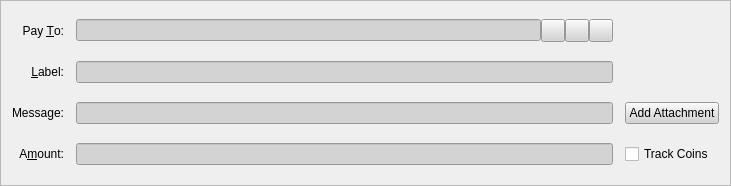
Before: the Qt Designer form src/qt/forms/sendcoinsentry.ui in gridcoin-community/Gridcoin-Research, drawn with Qt 5.
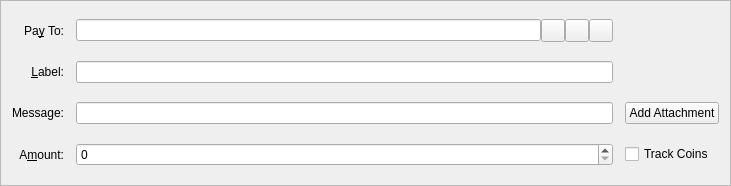
After: the same form once the commit is applied. Icons and pictures are not drawn. Custom widgets are drawn as their Qt base class.

The edit to the form file:
```diff
--- a/src/qt/forms/sendcoinsentry.ui
+++ b/src/qt/forms/sendcoinsentry.ui
@@ -13,13 +13,6 @@
   <property name="windowTitle">
    <string>Form</string>
   </property>
-  <property name="styleSheet">
-   <string notr="true">QWidget{color:rgb(0,0,0);}
-QPushButton{background-color: lightgray;}
-QToolButton{background-color: lightgray;}
-QLineEdit{background-color: lightgray;}
-QToolTip { color: black; background-color: lightgray; border: none;}</string>
-  </property>
   <property name="frameShape">
    <enum>QFrame::StyledPanel</enum>
   </property>
@@ -31,11 +24,7 @@
     <number>12</number>
    </property>
    <item row="6" column="1">
-    <widget class="BitcoinAmountField" name="payAmount">
-     <property name="styleSheet">
-      <string notr="true">background-color: lightgray;</string>
-     </property>
-    </widget>
+    <widget class="BitcoinAmountField" name="payAmount"/>
    </item>
    <item row="4" column="0">
     <widget class="QLabel" name="label_4">
@@ -70,7 +59,7 @@
    <item row="3" column="0">
     <widget class="QLabel" name="label_2">
      <property name="text">
-      <string>Pay &amp;To:</string>
+      <string>Pa&amp;y To:</string>
      </property>
      <property name="alignment">
       <set>Qt::AlignRight|Qt::AlignTrailing|Qt::AlignVCenter</set>
@@ -205,17 +194,17 @@
   </layout>
  </widget>
  <customwidgets>
-  <customwidget>
-   <class>QValidatedLineEdit</class>
-   <extends>QLineEdit</extends>
-   <header>qvalidatedlineedit.h</header>
-  </customwidget>
   <customwidget>
    <class>BitcoinAmountField</class>
-   <extends>QLineEdit</extends>
+   <extends>QSpinBox</extends>
    <header>bitcoinamountfield.h</header>
    <container>1</container>
   </customwidget>
+  <customwidget>
+   <class>QValidatedLineEdit</class>
+   <extends>QLineEdit</extends>
+   <header>qvalidatedlineedit.h</header>
+  </customwidget>
  </customwidgets>
  <resources>
   <include location="../bitcoin.qrc"/>
```
